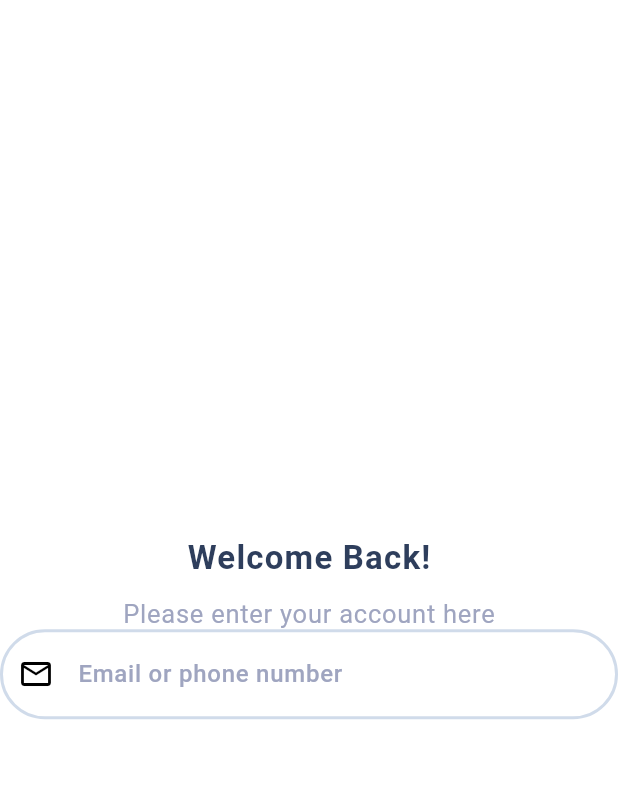
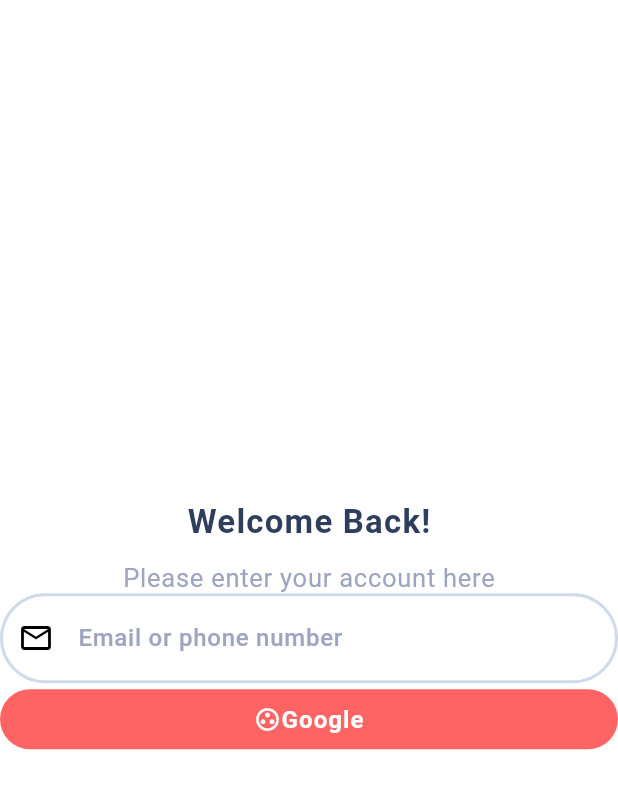
Before and after one commit to didierganthier/cook-snap, a Flutter app: the LoginPage screen opened directly, on a phone screen of 412 x 824 dp. Shown: the top 789 px of the screen. Run offline on Flutter 3.47's test engine with Material 3 defaults, Android fonts, the light colour scheme and no system bars; our stand-ins replace flutter_dotenv, google_sign_in, sign_in_with_apple, supabase_flutter; accounts and stored records are empty.

Commit message:
fix: google sign functionality

```diff
--- a/lib/app/app.dart
+++ b/lib/app/app.dart
@@ -1,3 +1,4 @@
+import 'package:cook_snap/app/ui/screens/login/login_page.dart';
 import 'package:cook_snap/app/ui/screens/start/start_page.dart';
 import 'package:flutter/material.dart';
 
@@ -6,6 +7,6 @@ class App extends StatelessWidget {
 
   @override
   Widget build(BuildContext context) {
-    return const StartPage();
+    return const LoginPage();
   }
 }
--- a/lib/app/ui/screens/login/login_page.dart
+++ b/lib/app/ui/screens/login/login_page.dart
@@ -1,5 +1,7 @@
 import 'package:cook_snap/app/constants/app_constants.dart';
 import 'package:cook_snap/app/constants/constant_classes/login_page_constants.dart';
+import 'package:cook_snap/app/data/services/supabase_service.dart';
+import 'package:cook_snap/app/ui/widgets/call_to_action.dart';
 import 'package:cook_snap/app/ui/widgets/input_field.dart';
 import 'package:flutter/material.dart';
 
@@ -28,6 +30,14 @@ class LoginPage extends StatelessWidget {
                   type: InputFieldType.email,
                   hint: cms.emailFieldLabel,
                 ),
+                CallToAction(
+                  text: 'Google',
+                  type: CallToActionType.danger,
+                  icon: Icons.group_work_outlined,
+                  onPressed: () {
+                    GoogleSignInService().signIn();
+                  },
+                ),
               ],
             ),
           ],
```
